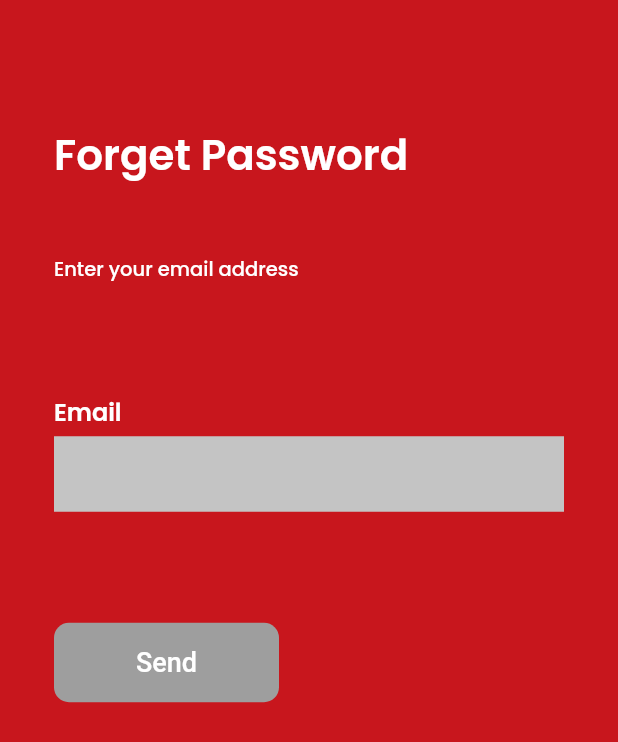
After one commit to rhythmbhandari/gym_app, a Flutter app: the screen it shows after launch, after a tap on "Forgot Password?", on a phone screen of 412 x 824 dp. The commit adds this screen. Shown: the top 742 px of the screen. Run offline on Flutter 3.47's test engine with Material 2 defaults, Android fonts, the phone set to English and light mode, and no system bars; our stand-ins replace dio, flutter_secure_storage, get, image_cropper, image_picker, permission_handler and 1 more; missing offline and left inert: flutter_barcode_scanner, flutter_web_browser, khalti_flutter; accounts and stored records are empty; network calls fail.

Commit message:
Forget password added

```diff
--- a/lib/app/data/repositories/auth_repository.dart
+++ b/lib/app/data/repositories/auth_repository.dart
@@ -70,6 +70,29 @@ class AuthRepository {
     }
   }
 
+  static Future<bool> resetPassword(String email) async {
+    const url = '$baseUrl/accounts/forget-password/';
+    final body = jsonEncode({'email': email});
+    try {
+      final response = await NetworkHelper().postRequest(url, data: body);
+      if (response.statusCode == 200) {
+        return true;
+      } else if (response.statusCode == 401) {
+        return Future.error(
+            'Invalid request. Please contact support.');
+      } else if (response.statusCode == 400) {
+        return Future.error('Please enter registered email');
+      } else {
+        return Future.error('Invalid');
+      }
+    } on SocketException {
+      return Future.error(
+          'Please check your internet connection and try again.');
+    } catch (e) {
+      return Future.error(e.toString());
+    }
+  }
+
   static Future<bool> registerUser(String username, String email,
       String password, String address, String phone) async {
     const url = '$baseUrl/accounts/register-customer/';
--- a/lib/app/modules/auth/controllers/auth_controller.dart
+++ b/lib/app/modules/auth/controllers/auth_controller.dart
@@ -15,14 +15,17 @@ class AuthController extends GetxController {
   SharedPreferences _sharedPreferences;
 
   TextEditingController usernameInputController = TextEditingController();
+  TextEditingController emailInputController = TextEditingController();
   TextEditingController passwordInputController = TextEditingController();
 
-  String username, password;
+  String username, password, email;
   final authError = ''.obs;
   final usernameError = ''.obs;
+  final forgotError = ''.obs;
   final passwordError = ''.obs;
   final passwordInvisible = true.obs;
   final loginButtonEnabled = false.obs;
+  final forgetButtonEnabled = false.obs;
 
   final count = 0.obs;
 
@@ -63,12 +66,33 @@ class AuthController extends GetxController {
     return isValid;
   }
 
+  bool validateForget() {
+    bool isValid = false;
+    email = emailInputController.text;
+    if (email.isEmpty) {
+      forgotError.value = 'Email cannot be empty.';
+    } else if (!RegExp(
+            r"^[a-zA-Z0-9.a-zA-Z0-9.!#$%&'*+-/=?^_`{|}~]+@[a-zA-Z0-9]+\.[a-zA-Z]+")
+        .hasMatch(email)) {
+      forgotError.value = 'Invalid Email Address.';
+    } else {
+      isValid = true;
+    }
+    return isValid;
+  }
+
   checkLoginButtonEnabled() {
     username = usernameInputController.text;
     password = passwordInputController.text;
     loginButtonEnabled.value = (username.length > 3 && password.length > 4)
         ? loginButtonEnabled.value = true
         : false;
+  }
+
+  checkForgetPasswordEnabled() {
+    email = emailInputController.text;
+    forgetButtonEnabled.value =
+        (email.length > 3) ? forgetButtonEnabled.value = true : false;
   }
 
   Future<bool> loginUser() async {
@@ -87,7 +111,8 @@ class AuthController extends GetxController {
     }
     SharedPreferences sharedPreferences = await SharedPreferences.getInstance();
     UserRepository userRepository = UserRepository(prefs: sharedPreferences);
-    userRepository.login(SessionRepository.instance.accessToken, SessionRepository.instance.refreshToken);
+    userRepository.login(SessionRepository.instance.accessToken,
+        SessionRepository.instance.refreshToken);
     await userRepository.setCustomerLogin(true);
     hideProgressBar();
     return true;
@@ -99,7 +124,7 @@ class AuthController extends GetxController {
         .catchError((error) {
       if (error.contains('full header')) {
         authError.value =
-        'Internet failed to establish proper connection. Try again.';
+            'Internet failed to establish proper connection. Try again.';
       } else {
         authError.value = error;
       }
@@ -109,12 +134,24 @@ class AuthController extends GetxController {
     }
     SharedPreferences sharedPreferences = await SharedPreferences.getInstance();
     UserRepository userRepository = UserRepository(prefs: sharedPreferences);
-    userRepository.login(SessionRepository.instance.accessToken, SessionRepository.instance.refreshToken);
+    userRepository.login(SessionRepository.instance.accessToken,
+        SessionRepository.instance.refreshToken);
     await userRepository.setCustomerLogin(false);
     hideProgressBar();
     return true;
   }
 
+  Future<bool> forgetPassword() async {
+    showProgressBar();
+    final status =
+        await AuthRepository.resetPassword(email).catchError((error) {
+      forgotError.value = error;
+    });
+    if (status == null) {
+      return false;
+    }
+    return true;
+  }
 
   @override
   void onClose() {}
--- a/lib/app/modules/auth/views/auth_view.dart
+++ b/lib/app/modules/auth/views/auth_view.dart
@@ -2,9 +2,11 @@ import 'package:flutter/material.dart';
 
 import 'package:get/get.dart';
 import 'package:gym_app/app/config/theme_colors.dart';
+import 'package:gym_app/app/routes/app_pages.dart';
 import 'package:gym_app/app/widgets/custom_button.dart';
 import 'auth_customer_view.dart';
 import 'auth_gym_view.dart';
+import 'forgot_password.dart';
 
 class AuthView extends GetView {
 
@@ -81,6 +83,24 @@ class AuthView extends GetView {
                       ],
                     ),
                     SizedBox(height: Get.height * 0.1),
+                    Row(
+                      mainAxisAlignment: MainAxisAlignment.end,
+                      children: [
+                        GestureDetector(
+                          onTap: () {
+                            Get.toNamed(ForgetPassword.id, preventDuplicates: true);
+                          },
+                          child: Text(
+                            "Forgot Password?",
+                            style: Get.textTheme.headline5.copyWith(
+                                color: Colors.white,
+                                fontFamily: 'Poppins',
+                                fontWeight: FontWeight.w500,
+                                fontSize: 13),
+                          ),
+                        ),
+                      ],
+                    ),
                   ],
                 ),
               )
--- /dev/null
+++ b/lib/app/modules/auth/views/forgot_password.dart
@@ -0,0 +1,133 @@
+
+import 'package:flutter/material.dart';
+import 'package:get/get.dart';
+import 'package:gym_app/app/config/theme_colors.dart';
+import 'package:gym_app/app/data/repositories/session_repository.dart';
+import 'package:gym_app/app/modules/auth/controllers/auth_controller.dart';
+import 'package:gym_app/app/routes/app_pages.dart';
+import 'package:gym_app/app/widgets/custom_button.dart';
+import 'package:gym_app/app/widgets/custom_input_textfield.dart';
+import 'package:gym_app/app/widgets/custom_snackbar.dart';
+import 'package:gym_app/app/widgets/top_snack_bar.dart';
+
+class ForgetPassword extends GetView<AuthController> {
+  static String id = '/forget_password';
+  ForgetPassword({Key key}) : super(key: key);
+
+  final FocusNode emailNode = FocusNode();
+
+
+  @override
+  Widget build(BuildContext context) {
+    final node = FocusScope.of(context);
+    return Scaffold(
+      backgroundColor: primaryColor,
+      body: SafeArea(
+          child: SingleChildScrollView(
+            child: Stack(
+              children: [
+                Container(
+                  padding: const EdgeInsets.symmetric(horizontal: 36),
+                  child: Column(
+                    crossAxisAlignment: CrossAxisAlignment.start,
+                    children: [
+                      SizedBox(height: Get.height * 0.1),
+                      Text(
+                        'Forget Password',
+                        style: Get.textTheme.headline5.copyWith(
+                            color: Colors.white,
+                            fontFamily: 'Poppins',
+                            fontWeight: FontWeight.w600,
+                            fontSize: 28),
+                      ),
+                      SizedBox(height: Get.height * 0.055),
+                      Text(
+                        'Enter your email address',
+                        style: Get.textTheme.headline5.copyWith(
+                            color: Colors.white,
+                            fontFamily: 'Poppins',
+                            fontWeight: FontWeight.w500,
+                            fontSize: 13),
+                      ),
+                      SizedBox(height: Get.height * 0.09),
+                      Text(
+                        'Email',
+                        style: Get.textTheme.headline5.copyWith(
+                            color: Colors.white,
+                            fontFamily: 'Poppins',
+                            fontWeight: FontWeight.w600,
+                            fontSize: 16),
+                      ),
+                      SizedBox(height: Get.height * 0.005),
+                      CustomInputField(
+                        focusNode: emailNode,
+                        textInputType: TextInputType.emailAddress,
+                        onChanged: (_) {
+                          controller.checkForgetPasswordEnabled();
+                        },
+                        onSubmit: (_) => node.unfocus(),
+                        controller: controller.emailInputController,
+                        inputColor: const Color(0xffC4C4C4),
+                        radius: 0,
+                        focusedRadius: 0,
+                      ),
+                      SizedBox(height: Get.height * 0.09),
+                      SizedBox(
+                        width: 150,
+                        child: Obx(() => CustomButton(
+                          radius: 10,
+                          onPressed: controller.forgetButtonEnabled.value
+                              ? () async {
+                            controller.forgetButtonEnabled.value = false;
+                            if (controller.validateForget()) {
+                              final status =
+                              await controller.forgetPassword();
+                              if (status) {
+                                showTopSnackBar(
+                                  context,
+                                  const CustomSnackBar.success(
+                                    message: "Link sent to email successfully.",
+                                  ),
+                                );
+                                Get.back();
+                                controller.forgetButtonEnabled.value =
+                                true;
+                              } else {
+                                showTopSnackBar(
+                                  context,
+                                  CustomSnackBar.error(
+                                    message: controller.forgotError.value,
+                                  ),
+                                );
+                                controller.forgetButtonEnabled.value =
+                                true;
+                              }
+                            } else {
+                              showTopSnackBar(
+                                context,
+                                CustomSnackBar.error(
+                                  message:
+                                  "Error. ${controller.forgotError}",
+                                ),
+                              );
+                              controller.forgetButtonEnabled.value =
+                              true;
+                            }
+                          }
+                              : null,
+                          text: 'Send',
+                          backgroundColor: controller.forgetButtonEnabled.value
+                              ? const Color(0xff6779BA)
+                              : Colors.grey,
+                        )),
+                      ),
+                      SizedBox(height: Get.height * 0.05),
+                    ],
+                  ),
+                )
+              ],
+            ),
+          )),
+    );
+  }
+}
--- a/lib/app/routes/app_pages.dart
+++ b/lib/app/routes/app_pages.dart
@@ -1,4 +1,5 @@
 import 'package:get/get.dart';
+import 'package:gym_app/app/modules/auth/views/forgot_password.dart';
 import 'package:gym_app/app/modules/gym_side/views/edit_gym.dart';
 import 'package:gym_app/app/modules/gym_side/views/gym_history.dart';
 
@@ -122,6 +123,11 @@ class AppPages {
       page: () => EditGym(),
     ),
     GetPage(
+      name: ForgetPassword.id,
+      page: () => ForgetPassword(),
+      binding: AuthBinding(),
+    ),
+    GetPage(
       name: _Paths.GYM_SIDE,
       page: () => GymSideView(),
       binding: GymSideBinding(),
```
